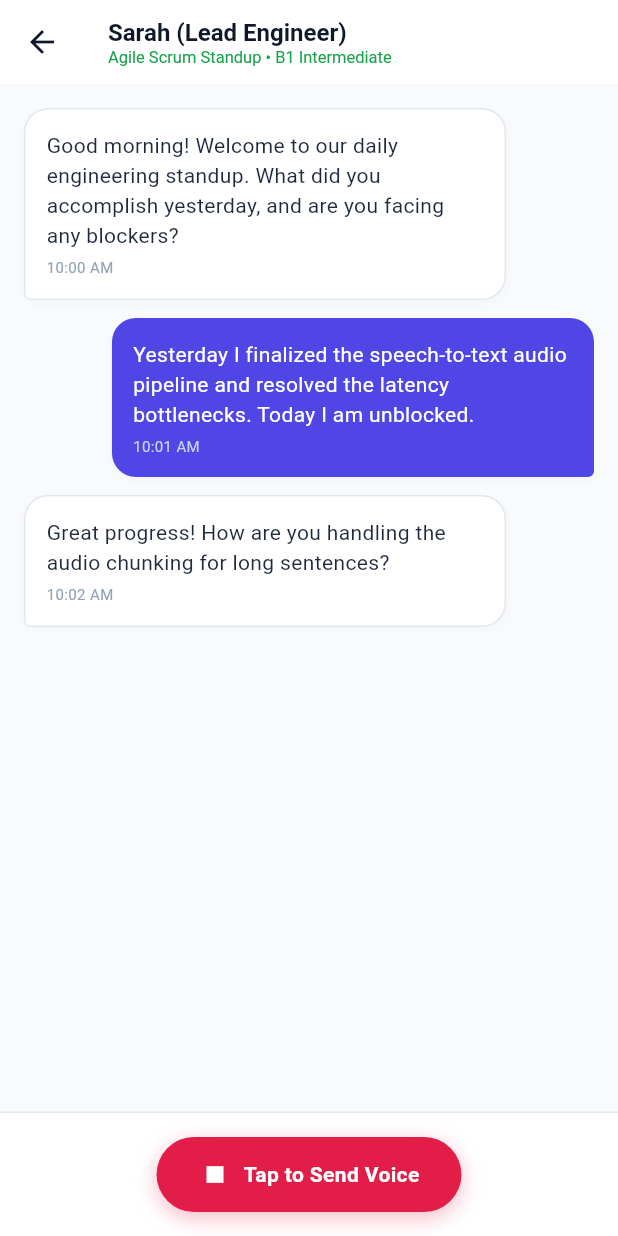
After one commit to SKThakor137/English-App, a Flutter app: the HomeScreen screen opened by its route, item 3 of the bottom bar chosen, after a tap on "Hold to Speak Turn", on a phone screen of 412 x 824 dp. The commit adds this screen. Run offline on Flutter 3.47's test engine with Material 3 defaults, Android fonts, the phone set to English and light mode, and no system bars; our stand-ins replace dio, flutter_secure_storage, go_router, just_audio, permission_handler; missing offline and left inert: record; accounts and stored records are empty; statements that could not run were skipped.

Commit message:
feat: complete deliberate practice modes (paragraph, story, listen-repeat, free-speaking) and Flutter screen navigation

```diff
--- a/mobile/lib/core/routing/app_router.dart
+++ b/mobile/lib/core/routing/app_router.dart
@@ -5,6 +5,14 @@ import '../../features/auth/login_screen.dart';
 import '../../features/auth/register_screen.dart';
 import '../../features/onboarding/onboarding_screen.dart';
 import '../../features/home/home_screen.dart';
+import '../../features/practice/practice_hub_screen.dart';
+import '../../features/practice/sentence_practice_screen.dart';
+import '../../features/challenges/daily_challenge_screen.dart';
+import '../../features/subscription/subscription_screen.dart';
+import '../../features/conversation/conversation_screen.dart';
+import '../../features/vocabulary/vocabulary_screen.dart';
+import '../../features/progress/progress_screen.dart';
+import '../../features/documents/documents_screen.dart';
 
 class AppRouter {
   final SecureStorageService storage;
@@ -44,6 +52,38 @@ class AppRouter {
         path: '/home',
         builder: (context, state) => const HomeScreen(),
       ),
+      GoRoute(
+        path: '/practice',
+        builder: (context, state) => const PracticeHubScreen(),
+      ),
+      GoRoute(
+        path: '/sentence-practice',
+        builder: (context, state) => const SentencePracticeScreen(),
+      ),
+      GoRoute(
+        path: '/challenges',
+        builder: (context, state) => const DailyChallengeScreen(),
+      ),
+      GoRoute(
+        path: '/subscription',
+        builder: (context, state) => const SubscriptionScreen(),
+      ),
+      GoRoute(
+        path: '/conversations',
+        builder: (context, state) => const ConversationScreen(),
+      ),
+      GoRoute(
+        path: '/vocabulary',
+        builder: (context, state) => const VocabularyScreen(),
+      ),
+      GoRoute(
+        path: '/progress',
+        builder: (context, state) => const ProgressScreen(),
+      ),
+      GoRoute(
+        path: '/documents',
+        builder: (context, state) => const DocumentsScreen(),
+      ),
     ],
   );
 }
--- /dev/null
+++ b/mobile/lib/features/conversation/conversation_screen.dart
@@ -0,0 +1,159 @@
+import 'package:flutter/material.dart';
+
+class ConversationScreen extends StatefulWidget {
+  const ConversationScreen({super.key});
+
+  @override
+  State<ConversationScreen> createState() => _ConversationScreenState();
+}
+
+class _ConversationScreenState extends State<ConversationScreen> {
+  bool _isRecording = false;
+  final List<Map<String, String>> _messages = [
+    {
+      'role': 'assistant',
+      'text': 'Good morning! Welcome to our daily engineering standup. What did you accomplish yesterday, and are you facing any blockers?',
+      'time': '10:00 AM',
+    },
+    {
+      'role': 'user',
+      'text': 'Yesterday I finalized the speech-to-text audio pipeline and resolved the latency bottlenecks. Today I am unblocked.',
+      'time': '10:01 AM',
+    },
+    {
+      'role': 'assistant',
+      'text': 'Great progress! How are you handling the audio chunking for long sentences?',
+      'time': '10:02 AM',
+    },
+  ];
+
+  void _toggleRecord() {
+    setState(() {
+      _isRecording = !_isRecording;
+      if (!_isRecording) {
+        _messages.add({
+          'role': 'user',
+          'text': 'We segment the waveform at natural silent pause intervals of three hundred milliseconds.',
+          'time': '10:03 AM',
+        });
+      }
+    });
+  }
+
+  @override
+  Widget build(BuildContext context) {
+    return Scaffold(
+      backgroundColor: const Color(0xFFF8FAFC),
+      appBar: AppBar(
+        title: const Column(
+          crossAxisAlignment: CrossAxisAlignment.start,
+          children: [
+            Text('Sarah (Lead Engineer)', style: TextStyle(fontWeight: FontWeight.bold, fontSize: 16, color: Color(0xFF0F172A))),
+            Text('Agile Scrum Standup • B1 Intermediate', style: TextStyle(fontSize: 11, color: Color(0xFF16A34A))),
+          ],
+        ),
+        backgroundColor: Colors.white,
+        elevation: 0,
+        iconTheme: const IconThemeData(color: Color(0xFF0F172A)),
+      ),
+      body: Column(
+        children: [
+          Expanded(
+            child: ListView.builder(
+              padding: const EdgeInsets.all(16),
+              itemCount: _messages.length,
+              itemBuilder: (context, idx) {
+                final msg = _messages[idx];
+                final isUser = msg['role'] == 'user';
+                return Align(
+                  alignment: isUser ? Alignment.centerRight : Alignment.centerLeft,
+                  child: Container(
+                    margin: const EdgeInsets.only(bottom: 12),
+                    padding: const EdgeInsets.all(14),
+                    constraints: BoxConstraints(maxWidth: MediaQuery.of(context).size.width * 0.78),
+                    decoration: BoxDecoration(
+                      color: isUser ? const Color(0xFF4F46E5) : Colors.white,
+                      borderRadius: BorderRadius.only(
+                        topLeft: const Radius.circular(16),
+                        topRight: const Radius.circular(16),
+                        bottomLeft: Radius.circular(isUser ? 16 : 4),
+                        bottomRight: Radius.circular(isUser ? 4 : 16),
+                      ),
+                      border: isUser ? null : Border.all(color: const Color(0xFFE2E8F0)),
+                      boxShadow: [
+                        BoxShadow(color: Colors.black.withOpacity(0.02), blurRadius: 4, offset: const Offset(0, 2)),
+                      ],
+                    ),
+                    child: Column(
+                      crossAxisAlignment: CrossAxisAlignment.start,
+                      children: [
+                        Text(
+                          msg['text']!,
+                          style: TextStyle(
+                            color: isUser ? Colors.white : const Color(0xFF1E293B),
+                            fontSize: 14,
+                            height: 1.4,
+                          ),
+                        ),
+                        const SizedBox(height: 4),
+                        Text(
+                          msg['time']!,
+                          style: TextStyle(
+                            color: isUser ? const Color(0xFFC7D2FE) : const Color(0xFF94A3B8),
+                            fontSize: 10,
+                          ),
+                        ),
+                      ],
+                    ),
+                  ),
+                );
+              },
+            ),
+          ),
+
+          // Bottom Voice Bar
+          Container(
+            padding: const EdgeInsets.symmetric(horizontal: 20, vertical: 16),
+            decoration: const BoxDecoration(
+              color: Colors.white,
+              border: Border(top: BorderSide(color: Color(0xFFE2E8F0))),
+            ),
+            child: Row(
+              mainAxisAlignment: MainAxisAlignment.center,
+              children: [
+                GestureDetector(
+                  onTap: _toggleRecord,
+                  child: Container(
+                    padding: const EdgeInsets.symmetric(horizontal: 28, vertical: 14),
+                    decoration: BoxDecoration(
+                      color: _isRecording ? const Color(0xFFE11D48) : const Color(0xFF4F46E5),
+                      borderRadius: BorderRadius.circular(30),
+                      boxShadow: [
+                        BoxShadow(
+                          color: (_isRecording ? const Color(0xFFE11D48) : const Color(0xFF4F46E5)).withOpacity(0.3),
+                          blurRadius: 12,
+                          offset: const Offset(0, 4),
+                        ),
+                      ],
+                    ),
+                    child: Row(
+                      mainAxisSize: MainAxisSize.min,
+                      children: [
+                        Icon(_isRecording ? Icons.stop : Icons.mic, color: Colors.white, size: 22),
+                        const SizedBox(width: 8),
+                        Text(
+                          _isRecording ? 'Tap to Send Voice' : 'Hold to Speak Turn',
+                          style: const TextStyle(color: Colors.white, fontWeight: FontWeight.bold, fontSize: 14),
+                        ),
+                      ],
+                    ),
+                  ),
+                ),
+              ],
+            ),
+          ),
+        ],
+      ),
+    );
+  }
+}
--- a/mobile/lib/features/home/home_screen.dart
+++ b/mobile/lib/features/home/home_screen.dart
@@ -1,4 +1,5 @@
 import 'package:flutter/material.dart';
+import 'package:go_router/go_router.dart';
 
 class HomeScreen extends StatelessWidget {
   const HomeScreen({super.key});
@@ -31,7 +32,9 @@ class HomeScreen extends StatelessWidget {
           ],
         ),
         actions: [
-          Container(
+          GestureDetector(
+            onTap: () => context.push('/challenges'),
+            child: Container(
               margin: const EdgeInsets.only(right: 16),
               padding: const EdgeInsets.symmetric(horizontal: 10, vertical: 4),
               decoration: BoxDecoration(
@@ -47,13 +50,16 @@ class HomeScreen extends StatelessWidget {
                 ],
               ),
             ),
+          ),
         ],
       ),
       body: ListView(
         padding: const EdgeInsets.all(20),
         children: [
           // Banner
-          Container(
+          GestureDetector(
+            onTap: () => context.push('/subscription'),
+            child: Container(
               padding: const EdgeInsets.all(20),
               decoration: BoxDecoration(
                 gradient: const LinearGradient(
@@ -89,6 +95,7 @@ class HomeScreen extends StatelessWidget {
                 ],
               ),
             ),
+          ),
           const SizedBox(height: 24),
 
           const Text('Deliberate Practice Modes', style: TextStyle(fontSize: 18, fontWeight: FontWeight.bold, color: Color(0xFF0F172A))),
@@ -101,7 +108,7 @@ class HomeScreen extends StatelessWidget {
             icon: Icons.mic,
             iconColor: const Color(0xFF16A34A),
             iconBg: const Color(0xFFDCFCE7),
-            onTap: () {},
+            onTap: () => context.push('/sentence-practice'),
           ),
           const SizedBox(height: 12),
 
@@ -112,7 +119,7 @@ class HomeScreen extends StatelessWidget {
             icon: Icons.chat_bubble_outline,
             iconColor: const Color(0xFF4F46E5),
             iconBg: const Color(0xFFEEF2FF),
-            onTap: () {},
+            onTap: () => context.push('/conversations'),
           ),
           const SizedBox(height: 12),
 
@@ -123,7 +130,7 @@ class HomeScreen extends StatelessWidget {
             icon: Icons.description_outlined,
             iconColor: const Color(0xFFD97706),
             iconBg: const Color(0xFFFEF3C7),
-            onTap: () {},
+            onTap: () => context.push('/documents'),
           ),
           const SizedBox(height: 12),
 
@@ -134,7 +141,7 @@ class HomeScreen extends StatelessWidget {
             icon: Icons.style_outlined,
             iconColor: const Color(0xFF9333EA),
             iconBg: const Color(0xFFF3E8FF),
-            onTap: () {},
+            onTap: () => context.push('/vocabulary'),
           ),
         ],
       ),
@@ -143,6 +150,12 @@ class HomeScreen extends StatelessWidget {
         selectedItemColor: const Color(0xFF16A34A),
         unselectedItemColor: const Color(0xFF94A3B8),
         type: BottomNavigationBarType.fixed,
+        onTap: (index) {
+          if (index == 0) context.go('/home');
+          if (index == 1) context.push('/practice');
+          if (index == 2) context.push('/conversations');
+          if (index == 3) context.push('/progress');
+        },
         items: const [
           BottomNavigationBarItem(icon: Icon(Icons.home_outlined), label: 'Home'),
           BottomNavigationBarItem(icon: Icon(Icons.mic_none), label: 'Practice'),
```
Also changed, not shown: mobile/lib/features/documents/documents_screen.dart (added, +127 -0 lines), mobile/lib/features/progress/progress_screen.dart (added, +139 -0 lines), mobile/lib/features/vocabulary/vocabulary_screen.dart (added, +170 -0 lines), 4 other files. Lines whose indentation alone changed are shown as unchanged.
